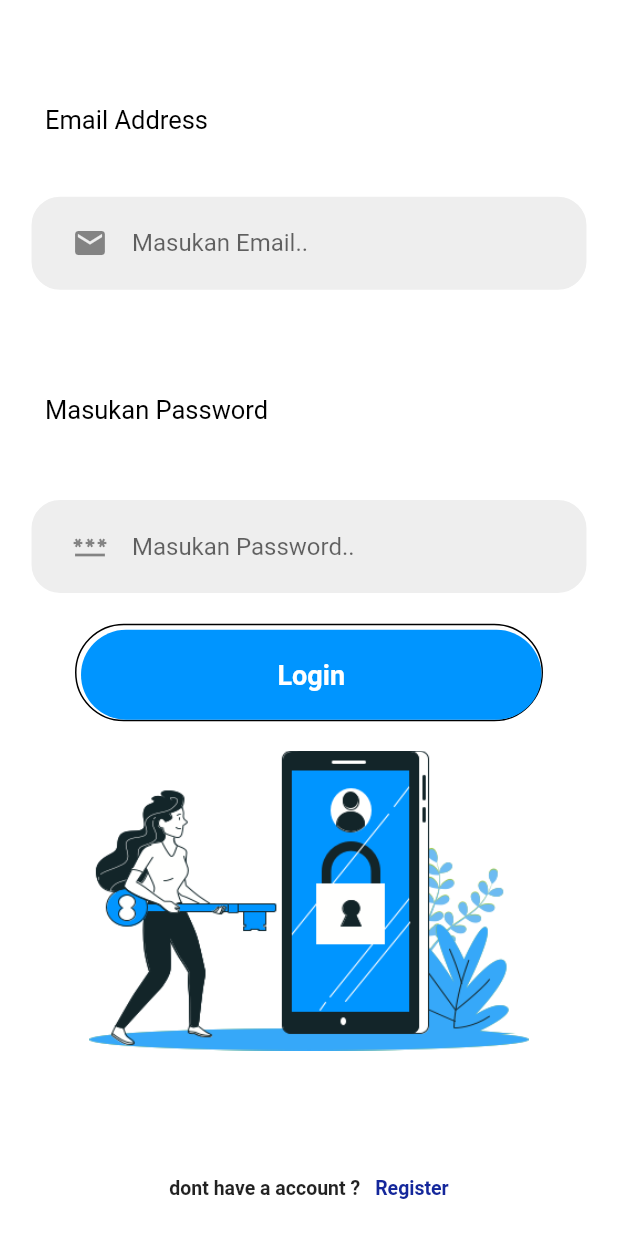
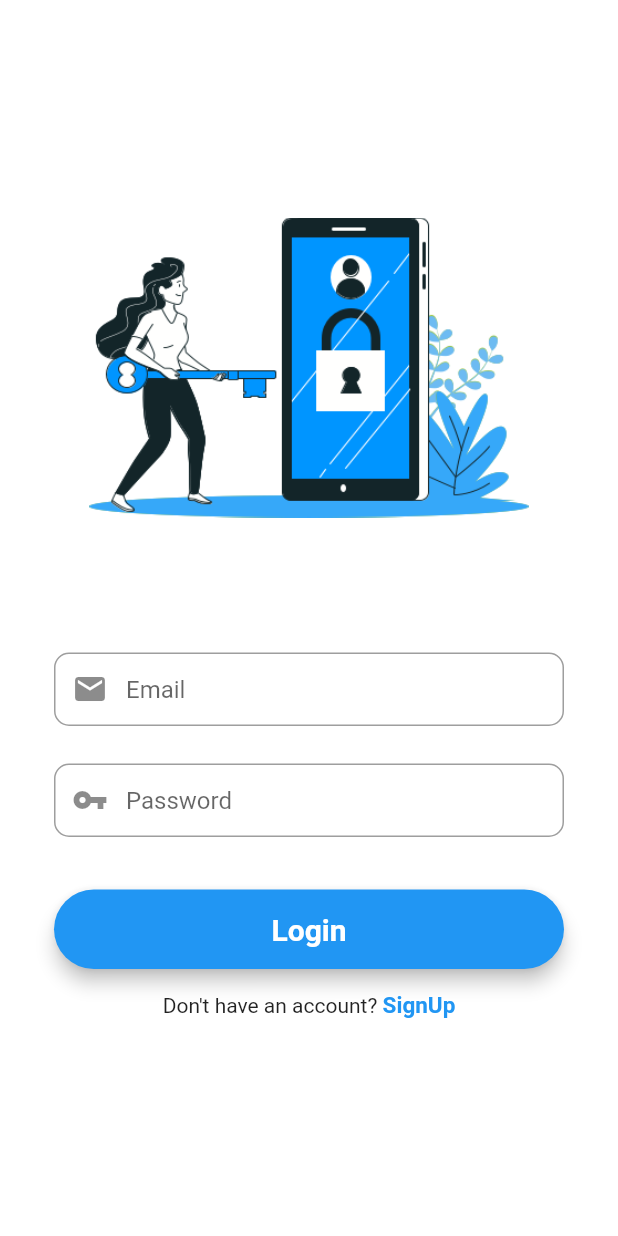
Before and after one commit to satria1cahyo2nugroho/flutter-caps, a Flutter app: the LoginPage screen opened directly, on a phone screen of 412 x 824 dp. Run offline on Flutter 3.47's test engine with Material 2 defaults, Android fonts, the light colour scheme and no system bars; our stand-ins replace convex_bottom_bar, flutter_svg, get, image_picker, page_transition, webview_flutter; missing offline and left inert: camera_camera, image_picker_for_web.

Commit message:
sudah cape

```diff
--- /dev/null
+++ b/lib/page/log.dart
@@ -0,0 +1,193 @@
+import 'package:flutter/material.dart';
+import 'package:cap_pro/page/signup.dart';
+import 'package:cap_pro/screens/material/convexbottom.dart';
+import 'package:http/http.dart' as http;
+import 'dart:convert';
+import 'package:cap_pro/page/register.dart';
+
+class LoginPage extends StatefulWidget {
+  const LoginPage({super.key});
+  @override
+  _LoginPageState createState() => _LoginPageState();
+}
+
+class _LoginPageState extends State<LoginPage> {
+  late String email;
+  late String password;
+
+  final _formState = GlobalKey<FormState>();
+
+  final TextEditingController _emailController = TextEditingController();
+  final TextEditingController _passwordController = TextEditingController();
+
+  Future<void> _login() async {
+    final String email = _emailController.text;
+    final String password = _passwordController.text;
+
+    final response = await http.post(
+      Uri.parse('http://192.168.56.217:5000/signin'),
+      body: jsonEncode({'email': email, 'password': password}),
+      headers: {'Content-Type': 'application/json'},
+    );
+
+    if (response.statusCode == 200) {
+      // ignore: unused_local_variable
+      final Map<String, dynamic> responseData = json.decode(response.body);
+      // ignore: use_build_context_synchronously
+      await Navigator.pushReplacement(
+            context, MaterialPageRoute(builder: (context) => convexbottombar()));
+    } else {
+      final Map<String, dynamic> errorData = json.decode(response.body);
+      // ignore: unused_local_variable
+      final String errorMessage = errorData['message'];
+      // TODO: Display login error message
+    }
+  }
+
+  bool passVisible = false;
+  @override
+  void initState() {
+    super.initState();
+    passVisible = true;
+  }
+  @override
+  Widget build(BuildContext context) {
+    //email field
+    final emailField = TextFormField(
+      autofocus: false,
+      controller: _emailController,
+      keyboardType: TextInputType.emailAddress,
+      onChanged: (value) {
+        setState(() {
+          email = value;
+        });
+      },
+      validator: ((value) {
+        if (value == '') {
+          return "Mohon isi terlebih dahulu!";
+        }
+      }),
+      onSaved: (value)
+      {
+        _emailController.text = value!;
+      },
+      textInputAction: TextInputAction.next,
+      decoration: InputDecoration(
+        prefixIcon: Icon(Icons.mail),
+        contentPadding: EdgeInsets.fromLTRB(20, 15, 20, 15),
+        hintText: "Email",
+        border: OutlineInputBorder(
+          borderRadius: BorderRadius.circular(10),
+        ),
+      ),
+    );
+
+
+    //password field
+    final passwordField = TextFormField(
+      autofocus: false,
+      controller: _passwordController,
+      obscureText: true,
+      onChanged: (value) {
+        setState(() {
+          password = value;
+        });
+      },
+      validator: ((value) {
+        if (value == '') {
+          return "Mohon isi terlebih dahulu!";
+        }
+      }),
+      onSaved: (value)
+      {
+        _passwordController.text = value!;
+      },
+      textInputAction: TextInputAction.done,
+      decoration: InputDecoration(
+        prefixIcon: Icon(Icons.vpn_key),
+        contentPadding: EdgeInsets.fromLTRB(20, 15, 20, 15),
+        hintText: "Password",
+        border: OutlineInputBorder(
+          borderRadius: BorderRadius.circular(10),
+        ),
+      ));
+
+    final loginButton = Material(
+      elevation: 5,
+      borderRadius: BorderRadius.circular(30),
+      color: Colors.blue,
+      child: MaterialButton(
+          padding: EdgeInsets.fromLTRB(20, 15, 20, 15),
+          minWidth: MediaQuery.of(context).size.width,
+          onPressed: () {
+            _login();
+          },
+          child: Text(
+            "Login",
+            textAlign: TextAlign.center,
+            style: TextStyle(
+                fontSize: 20, color: Colors.white, fontWeight: FontWeight.bold),
+          )),
+    );
+
+    return Scaffold(
+      backgroundColor: Colors.white,
+      body: Center(
+        child: SingleChildScrollView(
+          child: Container(
+            color: Colors.white,
+            child: Padding(
+              padding: const EdgeInsets.all(36.0),
+              child: Form(
+                key: _formState,
+                child: Column(
+                  mainAxisAlignment: MainAxisAlignment.center,
+                  crossAxisAlignment: CrossAxisAlignment.center,
+                  children: <Widget>[
+
+                    SizedBox(
+                      height: 200,
+                      child: Image.asset(
+                        "assets/background.png",
+                        fit: BoxFit.contain,
+                        )),
+                        SizedBox(height: 45),
+                    SizedBox(height: 45),
+                    emailField,
+                    SizedBox(height: 25),
+                    passwordField,
+                    SizedBox(height: 35),
+                    loginButton,
+                    SizedBox(height: 15),
+                    Row(
+                      mainAxisAlignment: MainAxisAlignment.center,
+
+                      children: <Widget>[
+                        Text("Don't have an account? "),
+                        GestureDetector(
+                          onTap: () {
+                            Navigator.push(
+                              context,
+                              MaterialPageRoute(
+                                builder: (context) =>
+                                const SignupPage()));
+                          },
+                          child: Text(
+                            "SignUp",
+                            style: TextStyle(
+                              color: Colors.blue,
+                              fontWeight: FontWeight.w600,
+                              fontSize: 15),
+                          ),
+                        )
+                      ])
+                  ],
+                ),
+              ),
+            ),
+          ),
+        ),
+      ),
+    );
+  }
+}
--- a/lib/page/login.dart
+++ b/lib/page/login.dart
@@ -26,7 +26,7 @@ class _LoginPageState extends State<LoginPage> {
     final String password = _passwordController.text;
 
     final response = await http.post(
-      Uri.parse('http://192.168.0.107:5000/signin'),
+      Uri.parse('http://192.168.130.3:5000/signin'),
       body: jsonEncode({'email': email, 'password': password}),
       headers: {'Content-Type': 'application/json'},
     );
--- a/lib/page/welcome.dart
+++ b/lib/page/welcome.dart
@@ -1,7 +1,8 @@
 import 'package:flutter/material.dart';
-import 'package:cap_pro/page/login.dart';
+//import 'package:cap_pro/page/login.dart';
 import 'package:cap_pro/page/signup.dart';
 import 'package:cap_pro/page/register.dart';
+import 'package:cap_pro/page/log.dart';
 
 
 
--- a/lib/screens/streamlit.dart
+++ b/lib/screens/streamlit.dart
@@ -36,7 +36,7 @@ class _WebviewPageState extends State<WebviewPage> {
       },
     ),
   )
-  ..loadRequest(Uri.parse('http://192.168.0.103:8501/'));
+  ..loadRequest(Uri.parse('http://192.168.56.217:8501'));
 
      }
   @override
```
Also changed, not shown: lib/controller/controller.dart (added, +40 -0 lines), lib/controller/login_con.dart (added, +26 -0 lines), lib/page/signup.dart (+11 -10 lines).
